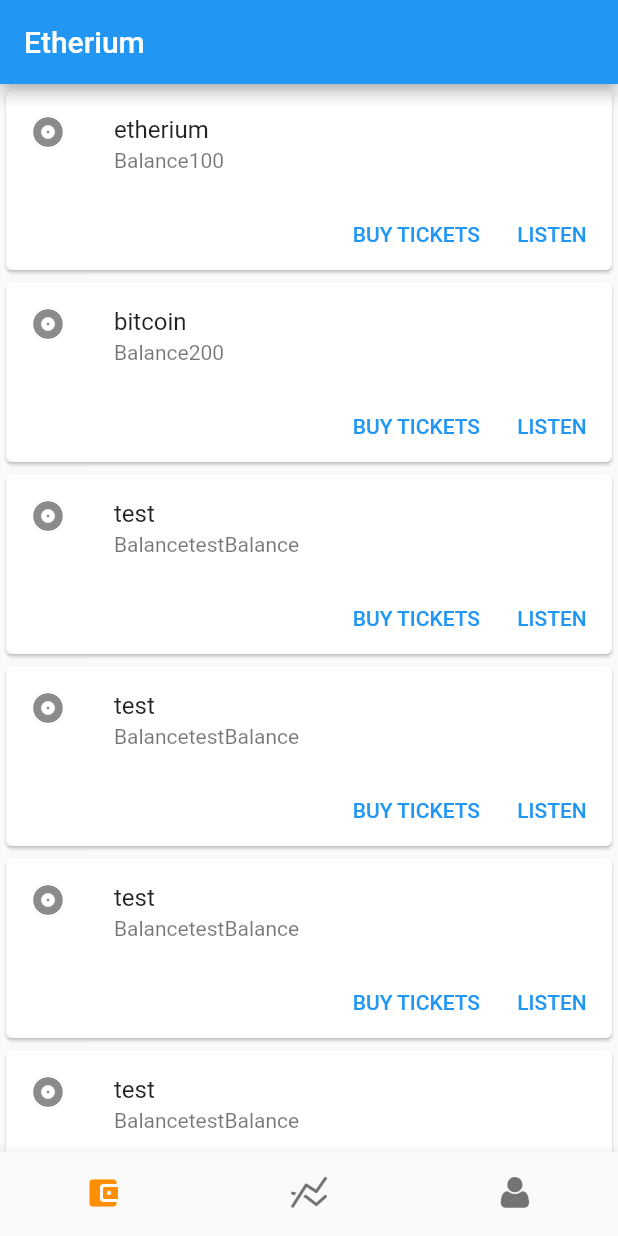
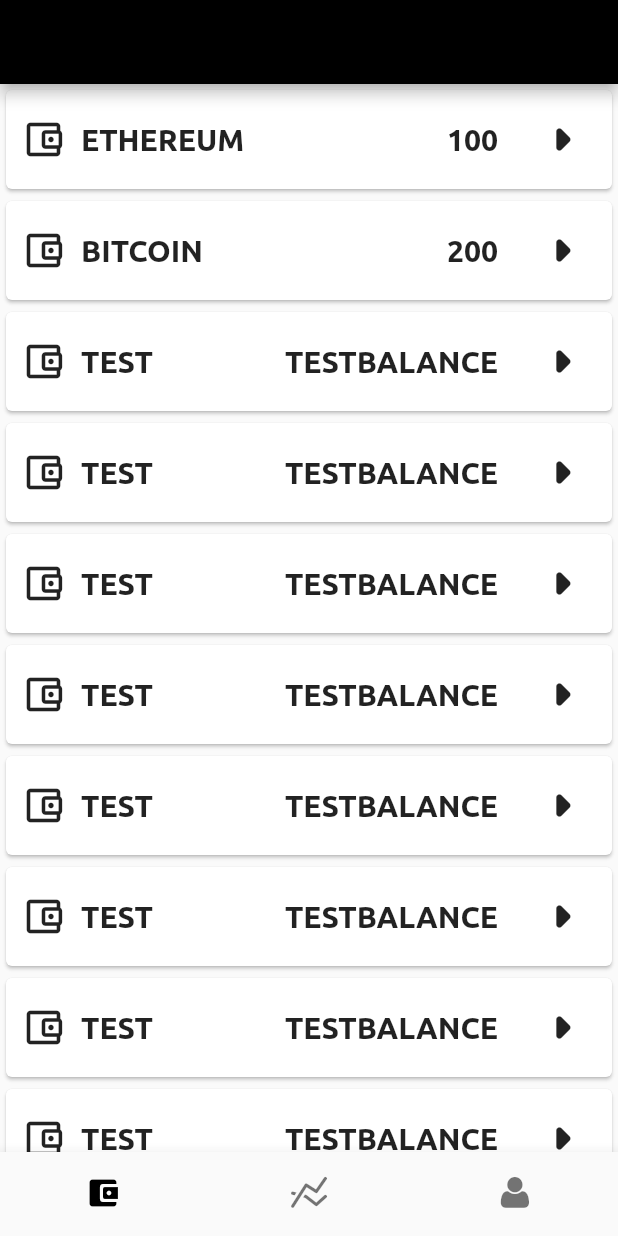
Before and after one commit to ruszabarov/capstone, a Flutter app: the screen it shows after launch, on a phone screen of 412 x 824 dp. Run offline on Flutter 3.47's test engine with Material 2 defaults, Android fonts, the phone set to English and light mode, and no system bars; project files that could hold a hidden picture were left out.

Commit message:
Create test data. Create Wallet Card template.

```diff
--- a/mobile/wallet/lib/main.dart
+++ b/mobile/wallet/lib/main.dart
@@ -1,5 +1,6 @@
 import 'package:flutter/material.dart';
 import 'package:wallet/screens/wrapper.dart';
+import 'package:wallet/swatches.dart';
 
 void main() => runApp(MyApp());
 
@@ -10,6 +11,10 @@ class MyApp extends StatelessWidget {
     return MaterialApp(
       title: "Etherium",
       home: Wrapper(),
+      theme: ThemeData(
+        fontFamily: 'Ubuntu',
+        primarySwatch: myCustomColor,
+      ),
     );
   }
 }
--- a/mobile/wallet/lib/screens/home/home.dart
+++ b/mobile/wallet/lib/screens/home/home.dart
@@ -1,45 +1,10 @@
 import 'package:flutter/material.dart';
 import 'test_data.dart';
-
-class WalletCard extends StatelessWidget {
-  final String title;
-  final String balance;
-
-  WalletCard(this.title, this.balance);
-
-  @override
-  Widget build(BuildContext context) {
-    return Card(
-      child: Column(
-        mainAxisSize: MainAxisSize.min,
-        children: <Widget>[
-          ListTile(
-            leading: Icon(Icons.album),
-            title: Text(title),
-            subtitle: Text('Balance' + balance),
-          ),
-          Row(
-            mainAxisAlignment: MainAxisAlignment.end,
-            children: <Widget>[
-              TextButton(
-                child: const Text('BUY TICKETS'),
-                onPressed: () {/* ... */},
-              ),
-              const SizedBox(width: 8),
-              TextButton(
-                child: const Text('LISTEN'),
-                onPressed: () {/* ... */},
-              ),
-              const SizedBox(width: 8),
-            ],
-          ),
-        ],
-      ),
-    );
-  }
-}
+import 'wallet_card.dart';
 
 class Home extends StatelessWidget {
+  final String title = "Portfolio";
+
   @override
   Widget build(BuildContext context) {
     return Column(
@@ -50,8 +15,8 @@ class Home extends StatelessWidget {
               shrinkWrap: true,
               itemCount: cryptoWallets.length,
               itemBuilder: (BuildContext ctxt, int index) {
-                return new WalletCard(
-                    cryptoWallets[index].name, cryptoWallets[index].balance);
+                return new WalletCard(cryptoWallets[index].name,
+                    cryptoWallets[index].balance, cryptoWallets[index].icon);
               }),
         )
       ],
--- a/mobile/wallet/lib/screens/home/test_data.dart
+++ b/mobile/wallet/lib/screens/home/test_data.dart
@@ -1,23 +1,46 @@
+import 'package:flutter/material.dart';
+import 'package:wallet/wallet_icons.dart';
+
 class CryptoWallet {
-  final name;
-  final balance;
+  final String name;
+  final String balance;
+  final String myAdress;
+  final IconData icon;
 
-  CryptoWallet(this.name, this.balance);
+  CryptoWallet(this.name, this.balance, this.myAdress, this.icon);
 }
 
-var etherium = new CryptoWallet("etherium", "100");
-var bitcoin = new CryptoWallet("bitcoin", "200");
-var test = new CryptoWallet("test", "testBalance");
-var test2 = new CryptoWallet("test", "testBalance");
-var test3 = new CryptoWallet("test", "testBalance");
-var test4 = new CryptoWallet("test", "testBalance");
-var test5 = new CryptoWallet("test", "testBalance");
-var test6 = new CryptoWallet("test", "testBalance");
-var test7 = new CryptoWallet("test", "testBalance");
-var test8 = new CryptoWallet("test", "testBalance");
+class Transaction {
+  final String from;
+  final String to;
+  final String amount;
+
+  Transaction(this.from, this.to, this.amount);
+}
+
+var ethereum =
+    new CryptoWallet("ethereum", "100", "adkaldajkdaksda", Icons.money);
+var bitcoin =
+    new CryptoWallet("bitcoin", "200", "adjlkasdkjasddaasda", Icons.money);
+var test =
+    new CryptoWallet("test", "testBalance", "asdjlkajsdklas", Icons.money);
+var test2 =
+    new CryptoWallet("test", "testBalance", "asdjlasdklaj", Icons.money);
+var test3 =
+    new CryptoWallet("test", "testBalance", "lkajdlkasjdlasd", Icons.money);
+var test4 =
+    new CryptoWallet("test", "testBalance", "alkjdaklsdjkadas", Icons.money);
+var test5 =
+    new CryptoWallet("test", "testBalance", "alksdjalkdslad", Icons.money);
+var test6 =
+    new CryptoWallet("test", "testBalance", "akldjalksdjalsd", Icons.money);
+var test7 =
+    new CryptoWallet("test", "testBalance", "alkdjalksdajkdaslkd", Icons.money);
+var test8 =
+    new CryptoWallet("test", "testBalance", "akdjakldajskd", Icons.money);
 
 var cryptoWallets = [
-  etherium,
+  ethereum,
   bitcoin,
   test,
   test2,
--- /dev/null
+++ b/mobile/wallet/lib/screens/home/wallet_card.dart
@@ -0,0 +1,56 @@
+import 'package:flutter/material.dart';
+
+class WalletCard extends StatelessWidget {
+  final String title;
+  final String balance;
+  final IconData icon;
+
+  WalletCard(this.title, this.balance, this.icon);
+
+  @override
+  Widget build(BuildContext context) {
+    return Card(
+      child: Row(
+        mainAxisAlignment: MainAxisAlignment.spaceBetween,
+        children: <Widget>[
+          Row(
+            children: [
+              SizedBox(width: 10),
+              Icon(
+                Icons.account_balance_wallet_outlined,
+                size: 30,
+              ),
+              SizedBox(
+                width: 10,
+              ),
+              Text(
+                title.toUpperCase(),
+                style: TextStyle(
+                  fontWeight: FontWeight.bold,
+                  fontSize: 20,
+                ),
+              ),
+            ],
+          ),
+          Row(
+            children: [
+              Text(
+                balance.toUpperCase(),
+                style: TextStyle(
+                  fontWeight: FontWeight.bold,
+                  fontSize: 20,
+                ),
+              ),
+              SizedBox(width: 10),
+              IconButton(
+                onPressed: () {},
+                icon: Icon(Icons.arrow_right_rounded),
+                iconSize: 50,
+              ),
+            ],
+          )
+        ],
+      ),
+    );
+  }
+}
--- /dev/null
+++ b/mobile/wallet/lib/swatches.dart
@@ -0,0 +1,16 @@
+import 'package:flutter/material.dart';
+
+Map<int, Color> myColor = {
+  50: Color.fromRGBO(0, 0, 0, 0.1),
+  100: Color.fromRGBO(0, 0, 0, 0.2),
+  200: Color.fromRGBO(0, 0, 0, 0.3),
+  300: Color.fromRGBO(0, 0, 0, 0.4),
+  400: Color.fromRGBO(0, 0, 0, 0.5),
+  500: Color.fromRGBO(0, 0, 0, 0.6),
+  600: Color.fromRGBO(0, 0, 0, 0.7),
+  700: Color.fromRGBO(0, 0, 0, 0.8),
+  800: Color.fromRGBO(0, 0, 0, 0.9),
+  900: Color.fromRGBO(0, 0, 0, 1),
+};
+
+MaterialColor myCustomColor = MaterialColor(0xFF000000, myColor);
--- a/mobile/wallet/lib/wallet_icons.dart
+++ b/mobile/wallet/lib/wallet_icons.dart
@@ -35,6 +35,8 @@ class Wallet {
 
   static const IconData user = IconData(0xe800, fontFamily: _kFontFam, fontPackage: _kFontPkg);
   static const IconData chart_line = IconData(0xe801, fontFamily: _kFontFam, fontPackage: _kFontPkg);
+  static const IconData bitcoin = IconData(0xf15a, fontFamily: _kFontFam, fontPackage: _kFontPkg);
   static const IconData arrow_alt_circle_down = IconData(0xf358, fontFamily: _kFontFam, fontPackage: _kFontPkg);
   static const IconData arrow_alt_circle_up = IconData(0xf35b, fontFamily: _kFontFam, fontPackage: _kFontPkg);
+  static const IconData ethereum = IconData(0xf42e, fontFamily: _kFontFam, fontPackage: _kFontPkg);
 }
```
Also changed, not shown: mobile/config.json (+12 -0 lines), mobile/wallet/lib/screens/account/account.dart (added, +12 -0 lines), mobile/wallet/lib/screens/wrapper.dart (+11 -8 lines), mobile/wallet/pubspec.yaml (+21 -0 lines), mobile/wallet/fonts/Ubuntu-Bold.ttf (added), mobile/wallet/fonts/Ubuntu-BoldItalic.ttf (added), mobile/wallet/fonts/Ubuntu-Italic.ttf (added), mobile/wallet/fonts/Ubuntu-Light.ttf (added), mobile/wallet/fonts/Ubuntu-LightItalic.ttf (added), mobile/wallet/fonts/Ubuntu-Medium.ttf (added), mobile/wallet/fonts/Ubuntu-MediumItalic.ttf (added), mobile/wallet/fonts/Ubuntu-Regular.ttf (added), mobile/wallet/fonts/Wallet.ttf.
